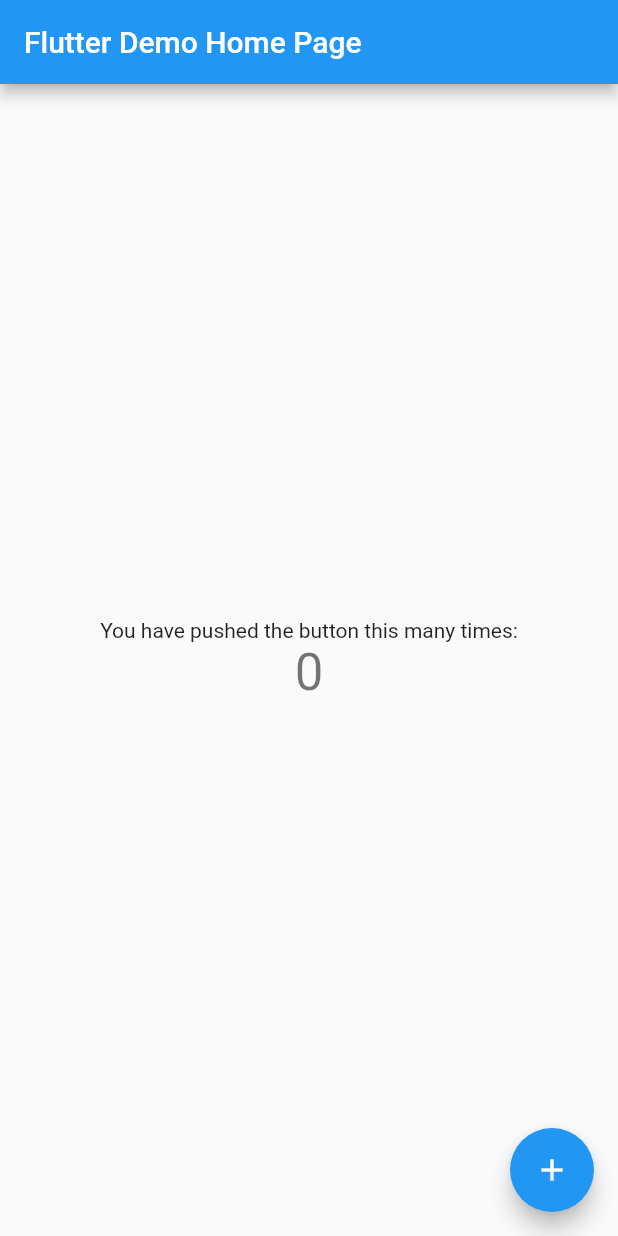
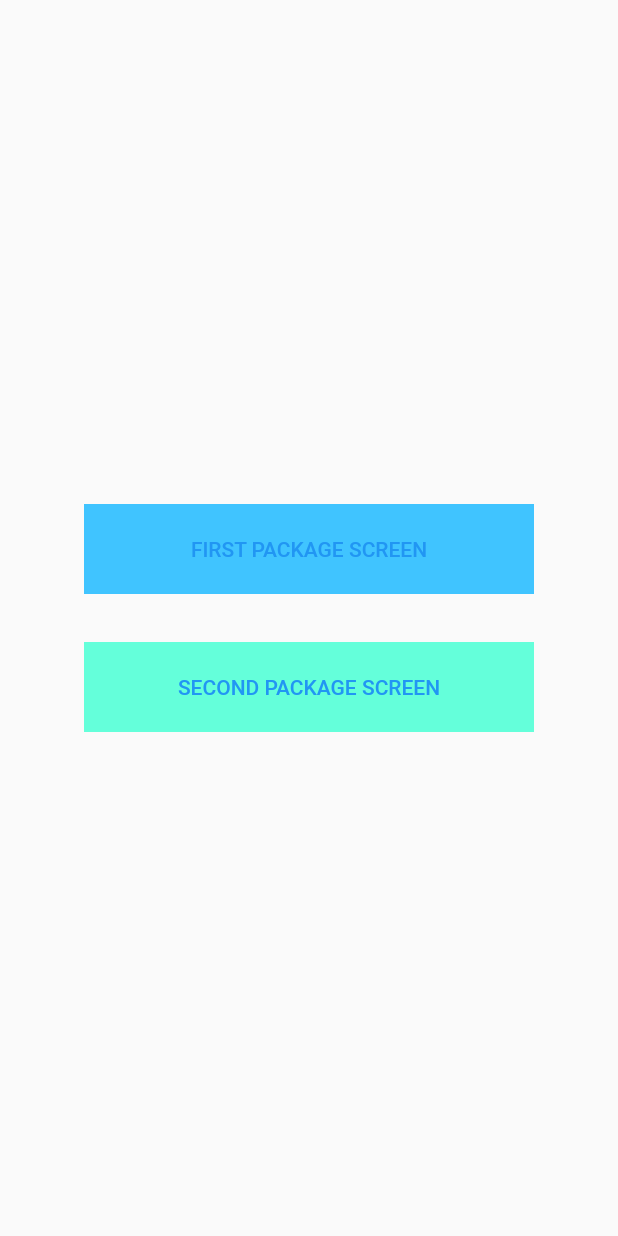
Before and after one commit to ravendi/flutter-module-test, a Flutter app: the screen it shows after launch, on a phone screen of 412 x 824 dp. Run offline on Flutter 3.47's test engine with Material 2 defaults, Android fonts, the phone set to English and light mode, and no system bars; missing offline and left inert: flutter_package_test_1, flutter_package_test_2.

Commit message:
Add external packages

```diff
--- a/lib/main.dart
+++ b/lib/main.dart
@@ -1,4 +1,6 @@
 import 'package:flutter/material.dart';
+import 'package:flutter_package_test_1/flutter_package_test_1.dart';
+import 'package:flutter_package_test_2/flutter_package_test_2.dart';
 
 void main() => runApp(const MyApp());
 
@@ -8,105 +10,60 @@ class MyApp extends StatelessWidget {
   // This widget is the root of your application.
   @override
   Widget build(BuildContext context) {
-    return MaterialApp(
-      title: 'Flutter Demo',
-      theme: ThemeData(
-        // This is the theme of your application.
-        //
-        // Try running your application with "flutter run". You'll see the
-        // application has a blue toolbar. Then, without quitting the app, try
-        // changing the primarySwatch below to Colors.green and then invoke
-        // "hot reload" (press "r" in the console where you ran "flutter run",
-        // or press Run > Flutter Hot Reload in a Flutter IDE). Notice that the
-        // counter didn't reset back to zero; the application is not restarted.
-        primarySwatch: Colors.blue,
-      ),
-      home: const MyHomePage(title: 'Flutter Demo Home Page'),
+    return const MaterialApp(
+      title: 'Module demo',
+      home: Home(),
     );
   }
 }
 
-class MyHomePage extends StatefulWidget {
-  const MyHomePage({Key? key, required this.title}) : super(key: key);
-
-  // This widget is the home page of your application. It is stateful, meaning
-  // that it has a State object (defined below) that contains fields that affect
-  // how it looks.
-
-  // This class is the configuration for the state. It holds the values (in this
-  // case the title) provided by the parent (in this case the App widget) and
-  // used by the build method of the State. Fields in a Widget subclass are
-  // always marked "final".
-
-  final String title;
-
-  @override
-  State<MyHomePage> createState() => _MyHomePageState();
-}
-
-class _MyHomePageState extends State<MyHomePage> {
-  int _counter = 0;
-
-  void _incrementCounter() {
-    setState(() {
-      // This call to setState tells the Flutter framework that something has
-      // changed in this State, which causes it to rerun the build method below
-      // so that the display can reflect the updated values. If we changed
-      // _counter without calling setState(), then the build method would not be
-      // called again, and so nothing would appear to happen.
-      _counter++;
-    });
-  }
+class Home extends StatelessWidget {
+  const Home({Key? key}) : super(key: key);
 
   @override
   Widget build(BuildContext context) {
-    // This method is rerun every time setState is called, for instance as done
-    // by the _incrementCounter method above.
-    //
-    // The Flutter framework has been optimized to make rerunning build methods
-    // fast, so that you can just rebuild anything that needs updating rather
-    // than having to individually change instances of widgets.
     return Scaffold(
-      appBar: AppBar(
-        // Here we take the value from the MyHomePage object that was created by
-        // the App.build method, and use it to set our appbar title.
-        title: Text(widget.title),
-      ),
       body: Center(
-        // Center is a layout widget. It takes a single child and positions it
-        // in the middle of the parent.
         child: Column(
-          // Column is also a layout widget. It takes a list of children and
-          // arranges them vertically. By default, it sizes itself to fit its
-          // children horizontally, and tries to be as tall as its parent.
-          //
-          // Invoke "debug painting" (press "p" in the console, choose the
-          // "Toggle Debug Paint" action from the Flutter Inspector in Android
-          // Studio, or the "Toggle Debug Paint" command in Visual Studio Code)
-          // to see the wireframe for each widget.
-          //
-          // Column has various properties to control how it sizes itself and
-          // how it positions its children. Here we use mainAxisAlignment to
-          // center the children vertically; the main axis here is the vertical
-          // axis because Columns are vertical (the cross axis would be
-          // horizontal).
           mainAxisAlignment: MainAxisAlignment.center,
-          children: <Widget>[
-            const Text(
-              'You have pushed the button this many times:',
+          crossAxisAlignment: CrossAxisAlignment.center,
+          children: [
+            TextButton(
+              onPressed: () {
+                Navigator.push(
+                  context,
+                  MaterialPageRoute(
+                    builder: (_) => const FirstPackageWidget(),
+                  ),
+                );
+              },
+              child: Container(
+                width: 300,
+                height: 60,
+                color: Colors.lightBlueAccent,
+                child: const Center(child: Text('FIRST PACKAGE SCREEN')),
+              ),
             ),
-            Text(
-              '$_counter',
-              style: Theme.of(context).textTheme.headline4,
+            const SizedBox(height: 16),
+            TextButton(
+              onPressed: () {
+                Navigator.push(
+                  context,
+                  MaterialPageRoute(
+                    builder: (_) => const SecondPackageWidget(),
+                  ),
+                );
+              },
+              child: Container(
+                width: 300,
+                height: 60,
+                color: Colors.tealAccent,
+                child: const Center(child: Text('SECOND PACKAGE SCREEN')),
+              ),
             ),
           ],
         ),
       ),
-      floatingActionButton: FloatingActionButton(
-        onPressed: _incrementCounter,
-        tooltip: 'Increment',
-        child: const Icon(Icons.add),
-      ), // This trailing comma makes auto-formatting nicer for build methods.
     );
   }
 }
--- a/pubspec.yaml
+++ b/pubspec.yaml
@@ -14,6 +14,12 @@ dev_dependencies:
   flutter_test:
     sdk: flutter
   flutter_lints: ^1.0.0
+  flutter_package_test_1:
+    git:
+      url: git://github.com/ravendi/flutter-package-test-1.git
+  flutter_package_test_2:
+    git:
+      url: git://github.com/ravendi/flutter-package-test-2.git
 
 flutter:
   uses-material-design: true
```
Also changed, not shown: pubspec.lock.
